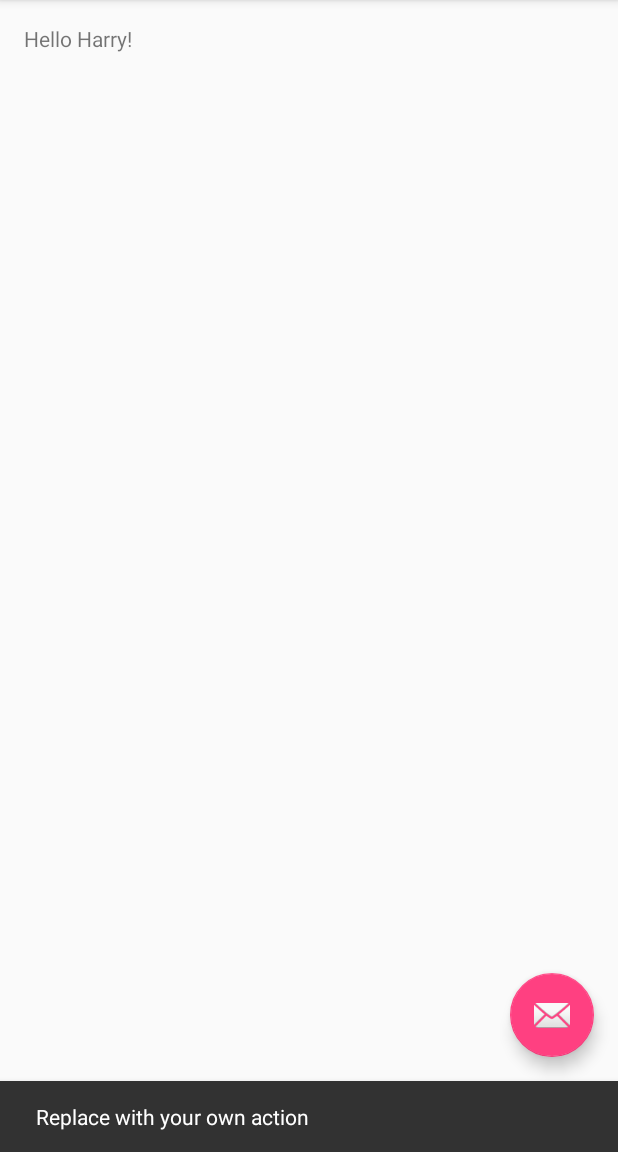
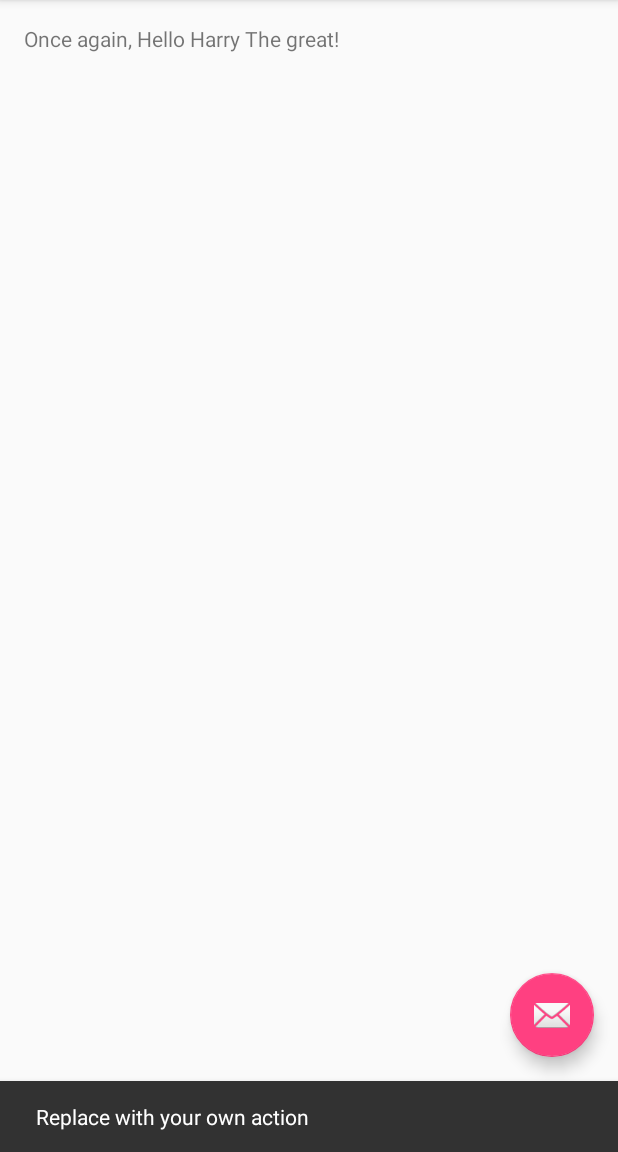
Before and after one commit to harrylingad/MyAndroidProject, an Android app: the screen it shows after launch (MainActivity), after a tap on an icon or button, on a phone screen of 412 x 824 dp, the part 84-1236 px from its top. Run offline under Robolectric (Android 15) with nearby library versions, the phone set to English and light mode, and no system bars.

```diff
--- a/TestApp/app/src/main/res/layout/content_main.xml
+++ b/TestApp/app/src/main/res/layout/content_main.xml
@@ -9,9 +9,10 @@
     app:layout_behavior="@string/appbar_scrolling_view_behavior"
     tools:showIn="@layout/activity_main" tools:context=".MainActivity">
 
-    <TextView android:text="Hello Harry!" android:layout_width="wrap_content"
+    <TextView android:text="Once again, Hello Harry The great!" android:layout_width="wrap_content"
         android:layout_height="wrap_content" />
 
 
 
+
 </RelativeLayout>
```
Also changed, not shown: 1 other file.
